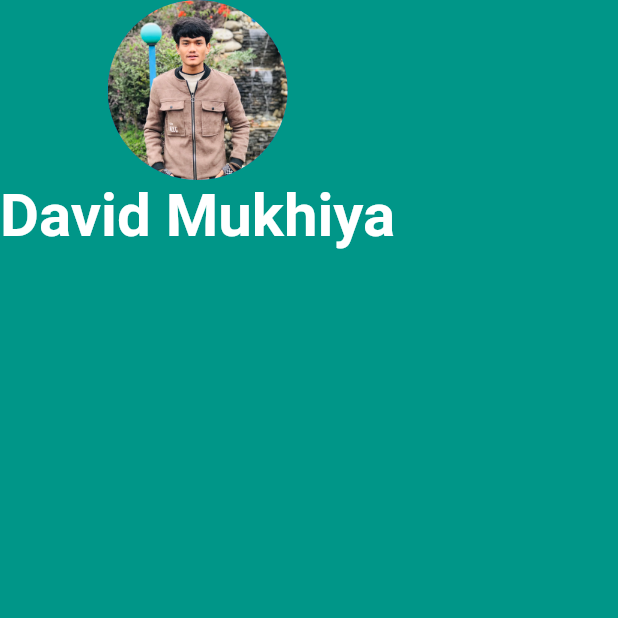
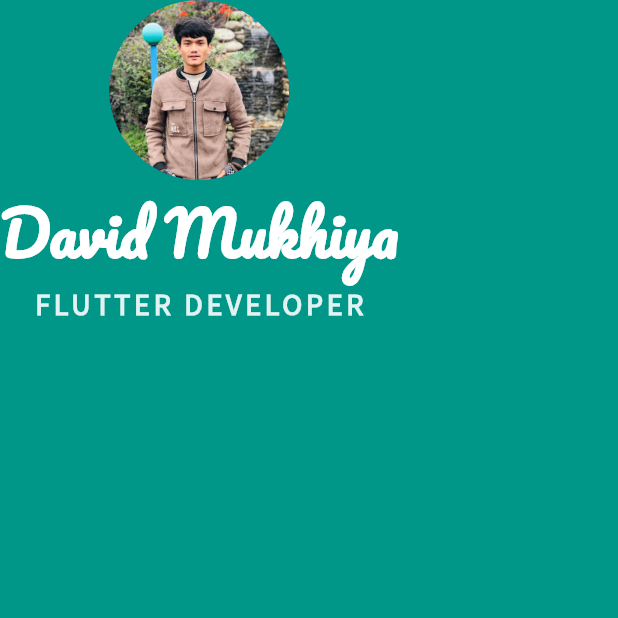
Before and after one commit to DavidMukhiya/mi_card_flutter, a Flutter app: the screen it shows after launch, on a phone screen of 412 x 824 dp, the top half of it. Run offline on Flutter 3.47's test engine with Material 2 defaults, Android fonts, the phone set to English and light mode, and no system bars.

Commit message:
Custom Fonts

```diff
--- a/lib/main.dart
+++ b/lib/main.dart
@@ -22,9 +22,20 @@ class MyApp extends StatelessWidget {
               Text(
                 "David Mukhiya",
                 style: TextStyle(
+                  fontFamily: 'Pacifico',
                   color: Colors.white,
                   fontSize: 40.0,
                   fontWeight: FontWeight.bold,
+                ),
+              ),
+              Text(
+                'FLUTTER DEVELOPER',
+                style: TextStyle(
+                  fontFamily: 'Source Sans pro',
+                  color: Colors.teal.shade50,
+                  fontSize: 20.0,
+                  fontWeight: FontWeight.bold,
+                  letterSpacing: 2.5,
                 ),
               )
             ],
```
Also changed, not shown: pubspec.yaml (+8 -0 lines), fonts/Pacifico-Regular.ttf (added), fonts/SourceSansPro-Regular.ttf (added).
